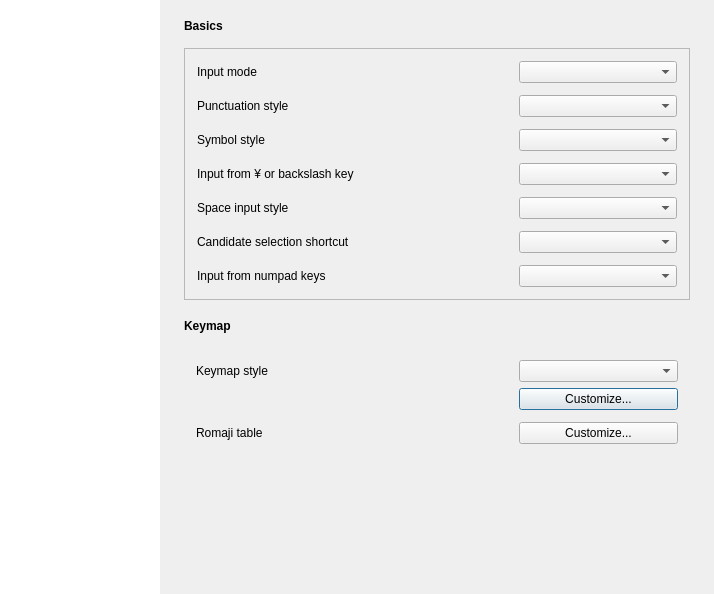
This is src/gui/config_dialog/config_dialog.ui in yoshikiobata/mozc as Qt 5 draws it before an edit. The edited form follows.
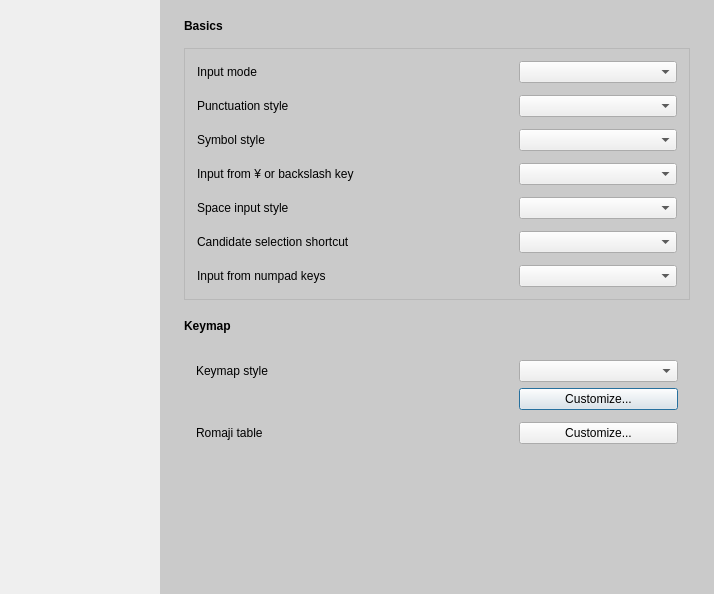
This is the edited form. Custom widgets are drawn as their Qt base class.

```diff
--- a/src/gui/config_dialog/config_dialog.ui
+++ b/src/gui/config_dialog/config_dialog.ui
@@ -34,7 +34,10 @@
   <property name="styleSheet">
    <string notr="true">
 QFrame[role=&quot;gridLayoutContainer&quot;] QLabel, QComboBox:!active { color: palette(button-text); }
-QFrame[role=&quot;gridLayoutContainer&quot;] { background-color: palette(light); }
+QFrame[role=&quot;gridLayoutContainer&quot;] { background-color: palette(window); }
+QListWidget { background-color: palette(window); }
+QListWidget::item:selected { background-color: palette(midlight); }
+QStackedWidget { background-color: palette(midlight); }
 </string>
   </property>
   <layout class="QHBoxLayout" name="contentsLayout">
```
